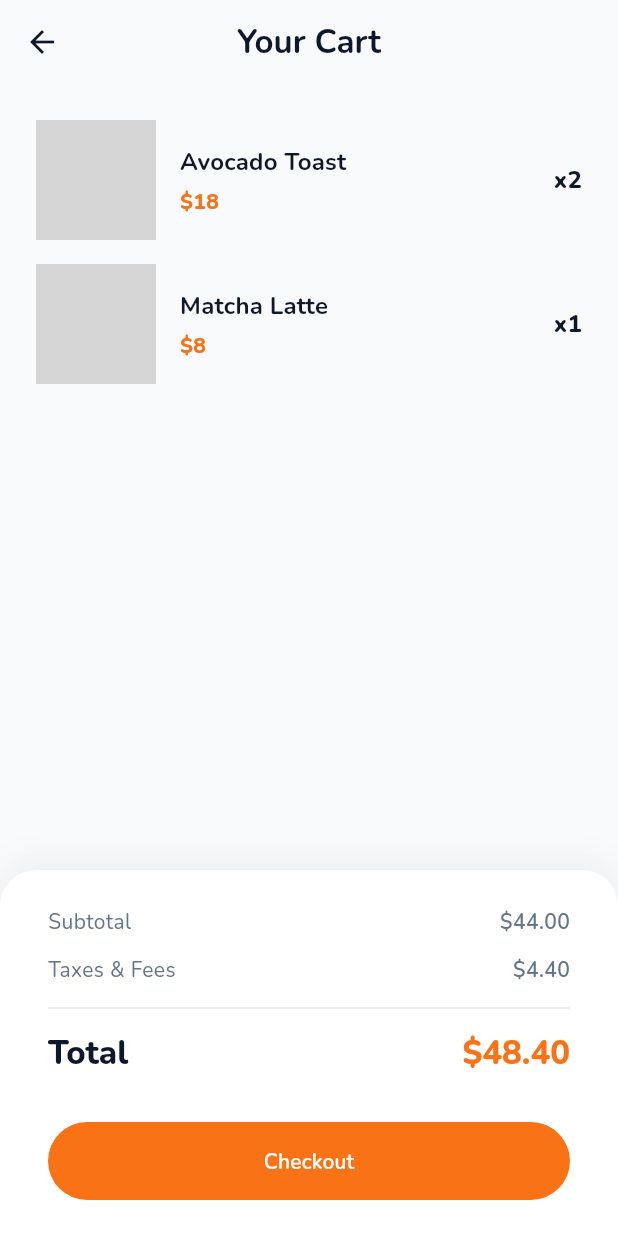
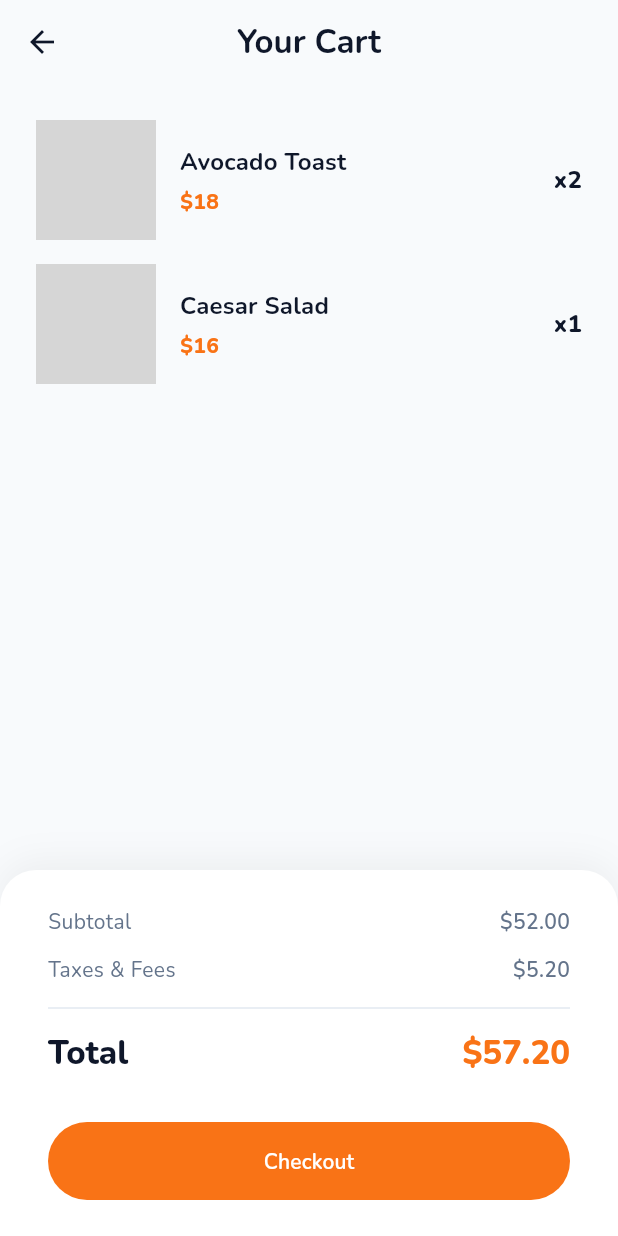
Before and after one commit to Biniyam-Taye/Hotel-Mobile-App, a Flutter app: the FoodCartScreen screen opened by its route, on a phone screen of 412 x 824 dp. Run offline on Flutter 3.47's test engine with Material 3 defaults, Android fonts, the phone set to English and light mode, and no system bars; our stand-ins replace flutter_riverpod, go_router, google_fonts, riverpod_annotation; generated files the repository leaves out were written again; network calls fail; grey boxes are pictures that could not be loaded.

Commit message:
feat: add dummy data models for restaurant menu and hotel services

```diff
--- a/hotel_app/lib/features/restaurant/data/dummy_food_data.dart
+++ b/hotel_app/lib/features/restaurant/data/dummy_food_data.dart
@@ -3,45 +3,105 @@
     {
       'id': 'food_1',
       'title': 'Avocado Toast',
-      'description': 'Sourdough bread, smashed avocado, poached egg, chili flakes.',
+      'description':
+          'Sourdough bread topped with smashed avocado, a perfectly poached egg, chili flakes, and micro greens. A wholesome start to the day.',
       'price': 18.0,
       'category': 'Breakfast',
-      'imageUrl': 'https://images.unsplash.com/photo-1525351484163-7529414344d8?auto=format&fit=crop&q=80&w=800',
+      'imageUrl':
+          'https://images.unsplash.com/photo-1525351484163-7529414344d8?auto=format&fit=crop&q=80&w=800',
       'prepTime': '15 min',
       'calories': 450,
       'isPopular': true,
     },
     {
       'id': 'food_2',
-      'title': 'Grilled Salmon',
-      'description': 'Fresh Atlantic salmon, asparagus, quinoa, lemon herb butter.',
-      'price': 34.0,
-      'category': 'Dinner',
-      'imageUrl': 'https://images.unsplash.com/photo-1467003909585-2f8a72700288?auto=format&fit=crop&q=80&w=800',
-      'prepTime': '25 min',
+      'title': 'Eggs Benedict',
+      'description':
+          'Classic poached eggs on toasted English muffins with Canadian bacon, blanketed in rich hollandaise sauce.',
+      'price': 22.0,
+      'category': 'Breakfast',
+      'imageUrl':
+          'https://images.unsplash.com/photo-1608039829572-78524f79c4c7?auto=format&fit=crop&q=80&w=800',
+      'prepTime': '20 min',
       'calories': 620,
-      'isPopular': true,
+      'isPopular': false,
     },
     {
       'id': 'food_3',
       'title': 'Wagyu Beef Burger',
-      'description': 'Premium wagyu beef, caramelized onions, truffle mayo, brioche bun.',
+      'description':
+          'Premium wagyu beef patty with caramelized onions, aged cheddar, truffle mayo, and brioche bun. Served with truffle fries.',
       'price': 28.0,
       'category': 'Lunch',
-      'imageUrl': 'https://images.unsplash.com/photo-1568901346375-23c9450c58cd?auto=format&fit=crop&q=80&w=800',
+      'imageUrl':
+          'https://images.unsplash.com/photo-1568901346375-23c9450c58cd?auto=format&fit=crop&q=80&w=800',
       'prepTime': '20 min',
       'calories': 850,
+      'isPopular': true,
+    },
+    {
+      'id': 'food_4',
+      'title': 'Caesar Salad',
+      'description':
+          'Crispy romaine lettuce, house-made Caesar dressing, shaved Parmesan, sourdough croutons, and anchovy crisps.',
+      'price': 16.0,
+      'category': 'Lunch',
+      'imageUrl':
+          'https://images.unsplash.com/photo-1546793665-c74683f339c1?auto=format&fit=crop&q=80&w=800',
+      'prepTime': '10 min',
+      'calories': 380,
       'isPopular': false,
     },
     {
-      'id': 'food_4',
+      'id': 'food_5',
+      'title': 'Grilled Salmon',
+      'description':
+          'Fresh Atlantic salmon fillet, tender asparagus, fluffy quinoa, and a lemon herb butter sauce. Light, clean, and full of flavor.',
+      'price': 34.0,
+      'category': 'Dinner',
+      'imageUrl':
+          'https://images.unsplash.com/photo-1467003909585-2f8a72700288?auto=format&fit=crop&q=80&w=800',
+      'prepTime': '25 min',
+      'calories': 520,
+      'isPopular': true,
+    },
+    {
+      'id': 'food_6',
+      'title': 'Beef Tenderloin',
+      'description':
+          'Prime cut beef tenderloin cooked to perfection, served with truffle mashed potato, sautéed baby spinach, and a red wine reduction.',
+      'price': 58.0,
+      'category': 'Dinner',
+      'imageUrl':
+          'https://images.unsplash.com/photo-1546833999-b9f581a1996d?auto=format&fit=crop&q=80&w=800',
+      'prepTime': '35 min',
+      'calories': 720,
+      'isPopular': true,
+    },
+    {
+      'id': 'food_7',
       'title': 'Matcha Latte',
-      'description': 'Premium grade matcha, almond milk, honey.',
+      'description':
+          'Premium ceremonial-grade matcha whisked with steamed almond milk and a touch of honey. A calm, earthy start.',
       'price': 8.0,
       'category': 'Drinks',
-      'imageUrl': 'https://images.unsplash.com/photo-1515823662972-da6a2e4d3002?auto=format&fit=crop&q=80&w=800',
+      'imageUrl':
+          'https://images.unsplash.com/photo-1515823662972-da6a2e4d3002?auto=format&fit=crop&q=80&w=800',
       'prepTime': '5 min',
       'calories': 120,
+      'isPopular': false,
+    },
+    {
+      'id': 'food_8',
+      'title': 'Fresh Mango Mojito',
+      'description':
+          'Muddled fresh mint, ripe mango puree, zesty lime, and sparkling water. A refreshing and vibrant non-alcoholic cocktail.',
+      'price': 10.0,
+      'category': 'Drinks',
+      'imageUrl':
+          'https://images.unsplash.com/photo-1551538827-9c037cb4f32a?auto=format&fit=crop&q=80&w=800',
+      'prepTime': '5 min',
+      'calories': 90,
       'isPopular': false,
     },
   ];
```
Also changed, not shown: hotel_app/lib/features/services/data/dummy_services_data.dart (+42 -10 lines).
